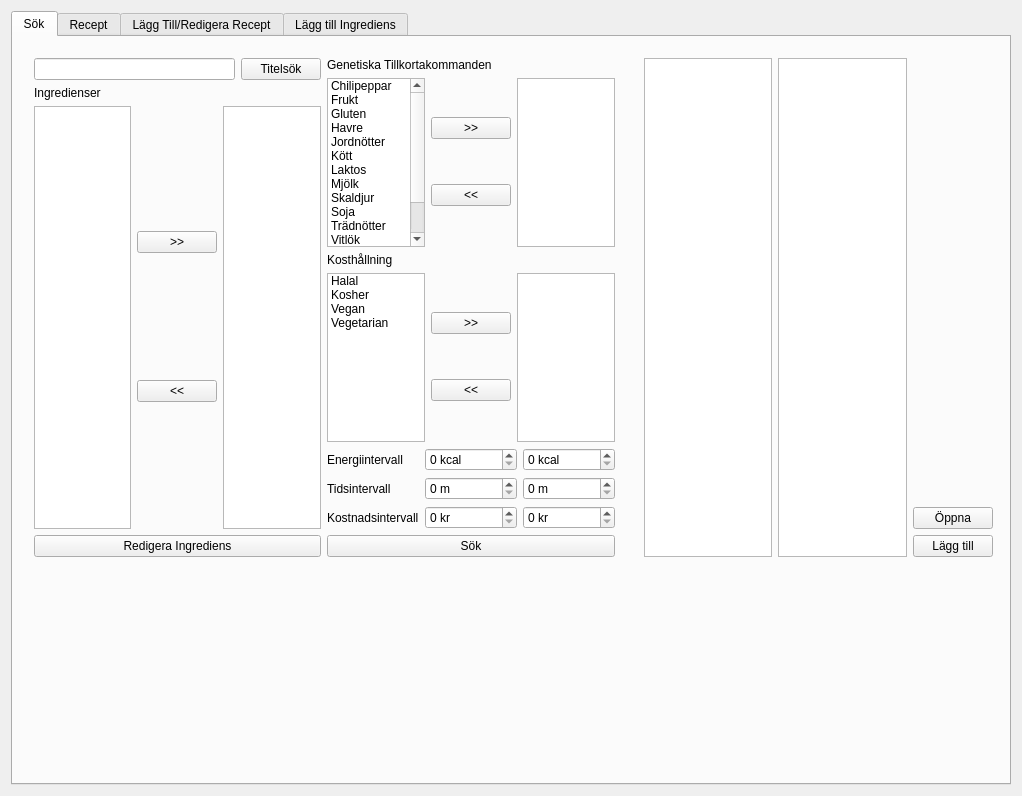
Old version of the form matlab/make/MatLabb/matlabb.ui in the repository oscpe262/TDDI02.
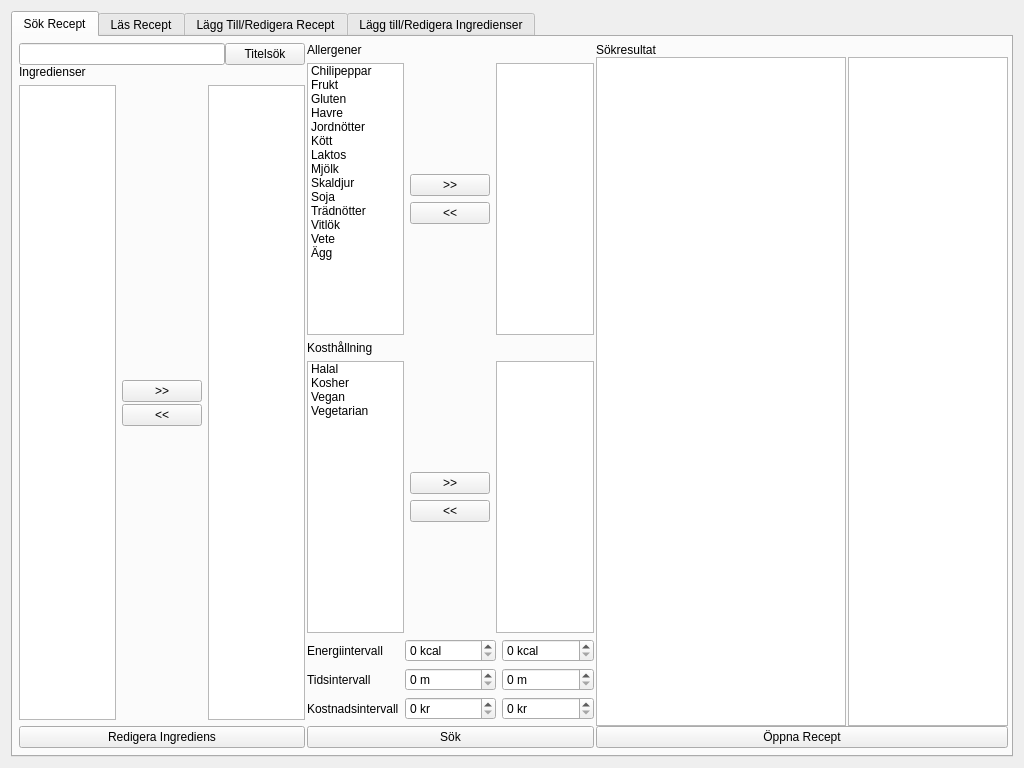
New version of the form. The open tabs and pages were chosen to show the change.

Commit message: import/export funkar (ej txt import

```diff
--- a/matlab/make/MatLabb/matlabb.ui
+++ b/matlab/make/MatLabb/matlabb.ui
@@ -9,10 +9,22 @@
    <rect>
     <x>0</x>
     <y>0</y>
-    <width>1022</width>
-    <height>796</height>
+    <width>1024</width>
+    <height>768</height>
    </rect>
   </property>
+  <property name="minimumSize">
+   <size>
+    <width>1024</width>
+    <height>768</height>
+   </size>
+  </property>
+  <property name="maximumSize">
+   <size>
+    <width>1024</width>
+    <height>768</height>
+   </size>
+  </property>
   <property name="windowTitle">
    <string>MatLabb</string>
   </property>
@@ -24,7 +36,7 @@
     <widget class="QTabWidget" name="tabs">
      <property name="minimumSize">
       <size>
-       <width>786</width>
+       <width>768</width>
        <height>0</height>
       </size>
      </property>
@@ -51,75 +63,48 @@
      </property>
      <widget class="QWidget" name="search_view">
       <attribute name="title">
-       <string>Sök</string>
+       <string>Sök Recept</string>
       </attribute>
       <widget class="QWidget" name="layoutWidget">
        <property name="geometry">
         <rect>
-         <x>620</x>
-         <y>10</y>
-         <width>371</width>
-         <height>521</height>
+         <x>0</x>
+         <y>0</y>
+         <width>1001</width>
+         <height>721</height>
         </rect>
        </property>
-       <layout class="QHBoxLayout" name="SearchResultLayout">
-        <item>
-         <widget class="QListWidget" name="listWresults"/>
-        </item>
-        <item>
-         <widget class="QListWidget" name="listWresultsinfo">
-          <property name="selectionMode">
-           <enum>QAbstractItemView::NoSelection</enum>
-          </property>
-         </widget>
-        </item>
-        <item>
-         <layout class="QVBoxLayout" name="verticalLayout_3">
-          <item>
-           <spacer name="verticalSpacer">
-            <property name="orientation">
-             <enum>Qt::Vertical</enum>
-            </property>
-            <property name="sizeHint" stdset="0">
-             <size>
-              <width>20</width>
-              <height>408</height>
-             </size>
-            </property>
-           </spacer>
-          </item>
-          <item>
-           <widget class="QPushButton" name="OpenButton">
-            <property name="text">
-             <string>Öppna</string>
-            </property>
-           </widget>
-          </item>
-          <item>
-           <widget class="QPushButton" name="AddButton">
-            <property name="text">
-             <string>Lägg till</string>
-            </property>
-           </widget>
-          </item>
-         </layout>
-        </item>
-       </layout>
-      </widget>
-      <widget class="QWidget" name="layoutWidget">
-       <property name="geometry">
-        <rect>
-         <x>10</x>
-         <y>10</y>
-         <width>603</width>
-         <height>521</height>
-        </rect>
-       </property>
+       <layout class="QHBoxLayout" name="horizontalLayout_15">
+        <property name="spacing">
+         <number>2</number>
+        </property>
+        <property name="leftMargin">
+         <number>6</number>
+        </property>
+        <property name="topMargin">
+         <number>6</number>
+        </property>
+        <property name="rightMargin">
+         <number>6</number>
+        </property>
+        <property name="bottomMargin">
+         <number>10</number>
+        </property>
+        <item>
        <layout class="QHBoxLayout" name="horizontalLayout_14">
+          <property name="spacing">
+           <number>2</number>
+          </property>
         <item>
          <layout class="QVBoxLayout" name="IngredientLayout_3">
+            <property name="spacing">
+             <number>0</number>
+            </property>
           <item>
            <layout class="QHBoxLayout" name="horizontalLayout_2">
+              <property name="spacing">
+               <number>0</number>
+              </property>
             <item>
              <widget class="QLineEdit" name="lineEdit_dbsearch"/>
             </item>
@@ -158,6 +143,19 @@
                 <property name="spacing">
                  <number>2</number>
                 </property>
+                  <item>
+                   <spacer name="verticalSpacer_7">
+                    <property name="orientation">
+                     <enum>Qt::Vertical</enum>
+                    </property>
+                    <property name="sizeHint" stdset="0">
+                     <size>
+                      <width>20</width>
+                      <height>40</height>
+                     </size>
+                    </property>
+                   </spacer>
+                  </item>
                 <item>
                  <widget class="QPushButton" name="pushButton_select">
                   <property name="text">
@@ -172,6 +170,19 @@
                   </property>
                  </widget>
                 </item>
+                  <item>
+                   <spacer name="verticalSpacer_8">
+                    <property name="orientation">
+                     <enum>Qt::Vertical</enum>
+                    </property>
+                    <property name="sizeHint" stdset="0">
+                     <size>
+                      <width>20</width>
+                      <height>40</height>
+                     </size>
+                    </property>
+                   </spacer>
+                  </item>
                </layout>
               </item>
               <item>
@@ -201,7 +212,7 @@
             <item>
              <widget class="QLabel" name="label">
               <property name="text">
-               <string>Genetiska Tillkortakommanden</string>
+                 <string>Allergener</string>
               </property>
              </widget>
             </item>
@@ -286,6 +297,19 @@
               </item>
               <item>
                <layout class="QVBoxLayout" name="verticalLayout_4">
+                  <item>
+                   <spacer name="verticalSpacer_9">
+                    <property name="orientation">
+                     <enum>Qt::Vertical</enum>
+                    </property>
+                    <property name="sizeHint" stdset="0">
+                     <size>
+                      <width>20</width>
+                      <height>40</height>
+                     </size>
+                    </property>
+                   </spacer>
+                  </item>
                 <item>
                  <widget class="QPushButton" name="pushButton_allergenes_select">
                   <property name="text">
@@ -300,6 +324,19 @@
                   </property>
                  </widget>
                 </item>
+                  <item>
+                   <spacer name="verticalSpacer_10">
+                    <property name="orientation">
+                     <enum>Qt::Vertical</enum>
+                    </property>
+                    <property name="sizeHint" stdset="0">
+                     <size>
+                      <width>20</width>
+                      <height>40</height>
+                     </size>
+                    </property>
+                   </spacer>
+                  </item>
                </layout>
               </item>
               <item>
@@ -353,6 +390,19 @@
               </item>
               <item>
                <layout class="QVBoxLayout" name="verticalLayout_5">
+                  <item>
+                   <spacer name="verticalSpacer_12">
+                    <property name="orientation">
+                     <enum>Qt::Vertical</enum>
+                    </property>
+                    <property name="sizeHint" stdset="0">
+                     <size>
+                      <width>20</width>
+                      <height>40</height>
+                     </size>
+                    </property>
+                   </spacer>
+                  </item>
                 <item>
                  <widget class="QPushButton" name="pushButton_diet_select">
                   <property name="text">
@@ -367,6 +417,19 @@
                   </property>
                  </widget>
                 </item>
+                  <item>
+                   <spacer name="verticalSpacer_11">
+                    <property name="orientation">
+                     <enum>Qt::Vertical</enum>
+                    </property>
+                    <property name="sizeHint" stdset="0">
+                     <size>
+                      <width>20</width>
+                      <height>40</height>
+                     </size>
+                    </property>
+                   </spacer>
+                  </item>
                </layout>
               </item>
               <item>
@@ -478,11 +541,71 @@
          </layout>
         </item>
        </layout>
+        </item>
+        <item>
+         <layout class="QVBoxLayout" name="verticalLayout_3">
+          <property name="spacing">
+           <number>0</number>
+          </property>
+          <property name="sizeConstraint">
+           <enum>QLayout::SetFixedSize</enum>
+          </property>
+          <item>
+           <widget class="QLabel" name="label_15">
+            <property name="text">
+             <string>Sökresultat</string>
+            </property>
+           </widget>
+          </item>
+          <item>
+           <layout class="QHBoxLayout" name="horizontalLayout_10">
+            <property name="spacing">
+             <number>2</number>
+            </property>
+            <item>
+             <widget class="QListWidget" name="listWresults">
+              <property name="minimumSize">
+               <size>
+                <width>250</width>
+                <height>0</height>
+               </size>
+              </property>
+             </widget>
+            </item>
+            <item>
+             <widget class="QListWidget" name="listWresultsinfo">
+              <property name="minimumSize">
+               <size>
+                <width>160</width>
+                <height>0</height>
+               </size>
+              </property>
+              <property name="selectionMode">
+               <enum>QAbstractItemView::NoSelection</enum>
+              </property>
+             </widget>
+            </item>
+           </layout>
+          </item>
+          <item>
+           <layout class="QHBoxLayout" name="horizontalLayout_4">
+            <item>
+             <widget class="QPushButton" name="OpenButton">
+              <property name="text">
+               <string>Öppna Recept</string>
+              </property>
+             </widget>
+            </item>
+           </layout>
+          </item>
+         </layout>
+        </item>
+       </layout>
       </widget>
      </widget>
      <widget class="QWidget" name="recipe_view">
       <attribute name="title">
-       <string>Recept</string>
+       <string>Läs Recept</string>
       </attribute>
       <widget class="QListWidget" name="RecipeInfo">
        <property name="geometry">
@@ -839,7 +962,7 @@
      </widget>
      <widget class="QWidget" name="add_ingredient_view">
       <attribute name="title">
-       <string>Lägg till Ingrediens</string>
+       <string>Lägg till/Redigera Ingredienser</string>
       </attribute>
       <widget class="QWidget" name="layoutWidget">
        <property name="geometry">
```
Left out of the diff: 360 changed lines with no effect on the pictures. Lines whose indentation alone changed are shown as unchanged. The commit also changes 1 other file.
